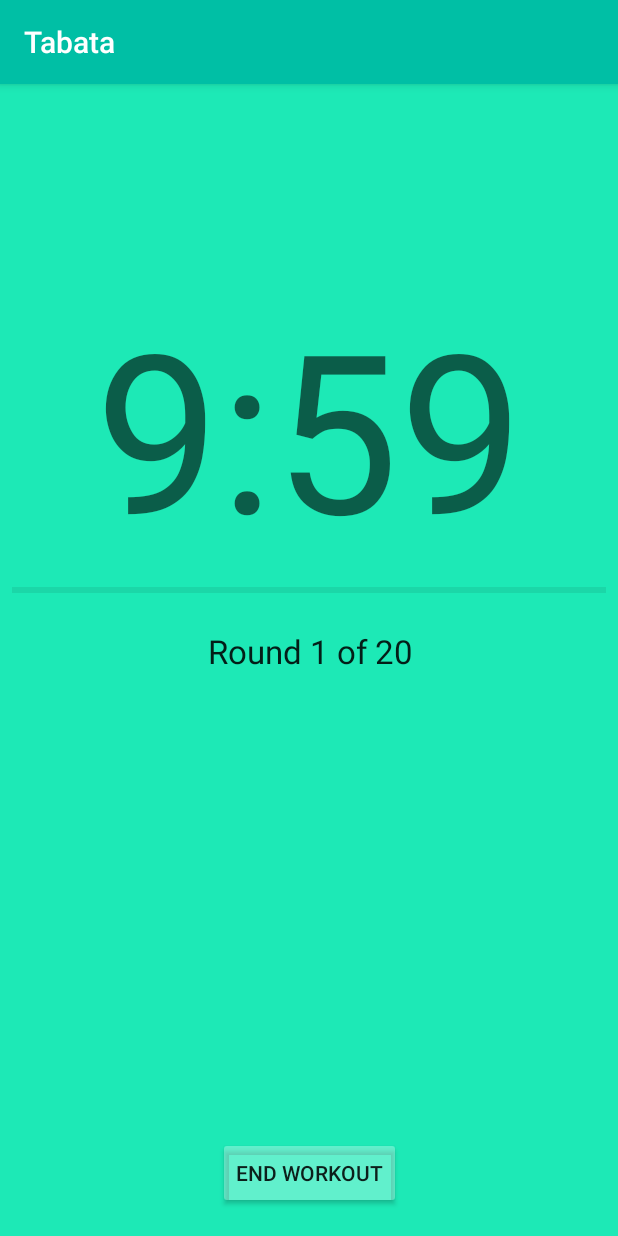
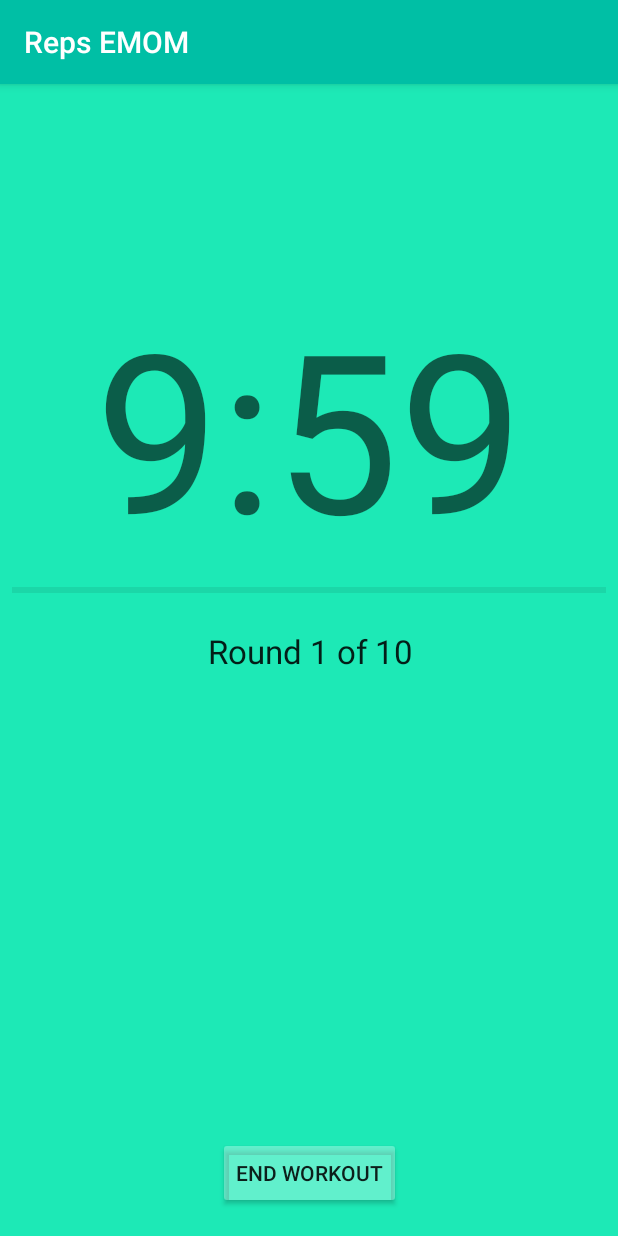
Before and after one commit to danielpape/EMOM, an Android app: the SetUpRepsEMOMActivity screen opened directly, with no data from a screen before it, after a tap on "START WORKOUT", on a phone screen of 412 x 824 dp. Run offline under Robolectric (Android 15) with nearby library versions, the phone set to English and light mode, and no system bars; libraries missing offline, so code that uses them is left out: com.google.android.gms; 4 statements that could not run were skipped.

```diff
--- a/app/src/main/AndroidManifest.xml
+++ b/app/src/main/AndroidManifest.xml
@@ -27,7 +27,7 @@
                 android:resource="@xml/shortcuts" />
         </activity>
         <activity
-            android:name=".WorkoutActivity"
+            android:name=".EMOMWorkoutActivity"
             android:configChanges="keyboard|keyboardHidden|orientation|screenSize"
             android:label="EMOM Workout" />
         <activity
@@ -51,6 +51,10 @@
             android:configChanges="keyboard|keyboardHidden|orientation|screenSize"
             android:label="Tabata" />
         <activity
+            android:name=".repsEMOMWorkoutActivity"
+            android:configChanges="keyboard|keyboardHidden|orientation|screenSize"
+            android:label="Reps EMOM" />
+        <activity
             android:name=".SetUpIntervalEMOMActivity"
             android:configChanges="keyboard|keyboardHidden|orientation|screenSize"
             android:label="Set up Interval EMOM" />
--- a/app/src/main/java/com/danielpape/EMOM/WorkoutActivity.java
+++ b/app/src/main/java/com/danielpape/EMOM/EMOMWorkoutActivity.java
@@ -13,7 +13,7 @@ import android.widget.TextView;
 import android.content.res.Configuration;
 import android.view.WindowManager;
 
-public class WorkoutActivity extends AppCompatActivity {
+public class EMOMWorkoutActivity extends AppCompatActivity {
 
     TextView countdownLabel;
     TextView roundTextView;
--- a/app/src/main/java/com/danielpape/EMOM/SetUpRepsEMOMActivity.java
+++ b/app/src/main/java/com/danielpape/EMOM/SetUpRepsEMOMActivity.java
@@ -8,7 +8,6 @@ import android.widget.Button;
 import android.widget.SeekBar;
 import android.widget.TextView;
 import android.content.Intent;
-import android.app.Application;
 
 import com.google.android.gms.analytics.HitBuilders;
 import com.google.android.gms.analytics.Tracker;
@@ -34,7 +33,7 @@ public class SetUpRepsEMOMActivity extends AppCompatActivity {
                 .setAction("Start Reps Workout")
                 .build());
 
-        Intent intent = new Intent(getBaseContext(), TabataActivity.class);
+        Intent intent = new Intent(getBaseContext(), repsEMOMWorkoutActivity.class);
 //        intent.putExtra("workoutLength", timeSlider.getProgress());
 //        intent.putExtra("restTime", restTime);
 //        intent.putExtra("roundTime", roundTime);
--- /dev/null
+++ b/app/src/main/java/com/danielpape/EMOM/repsEMOMWorkoutActivity.java
@@ -0,0 +1,150 @@
+package com.danielpape.EMOM;
+
+import android.content.Intent;
+import android.graphics.Color;
+import android.media.MediaPlayer;
+import android.os.CountDownTimer;
+import android.support.v7.app.AppCompatActivity;
+import android.os.Bundle;
+import android.view.View;
+import android.widget.Button;
+import android.widget.ProgressBar;
+import android.widget.TextView;
+import android.content.res.Configuration;
+import android.view.WindowManager;
+
+public class repsEMOMWorkoutActivity extends AppCompatActivity {
+
+    TextView countdownLabel;
+    TextView roundTextView;
+    TextView workRestTextView;
+    Boolean counterIsActive = false;
+    CountDownTimer countDownTimer;
+    ProgressBar periodProgressBar;
+    Integer workoutLength;
+    Integer minutes;
+    Integer seconds;
+    Integer currentRound;
+    Integer progress = 1;
+
+    public void endWorkout (View view){
+        countDownTimer.cancel();
+        Intent intent = new Intent(getBaseContext(), SetUpIntervalEMOMActivity.class);
+        startActivity(intent);
+
+    }
+
+    public void updateTimer(int secondsLeft) {
+        if(seconds == 00 || seconds == 59 || seconds == 58 || seconds == 57){
+            View view = this.getWindow().getDecorView();
+            view.setBackgroundColor(Color.rgb(29,233,182));
+            periodProgressBar.setMax(60);
+            if (seconds == 0 && currentRound == 1) {
+                periodProgressBar.setProgress(0);
+            }else {
+                periodProgressBar.setProgress(60 - seconds);
+            }
+        }
+        else if(seconds >= 2){
+            View view = this.getWindow().getDecorView();
+            view.setBackgroundColor(Color.rgb(29,233,182));
+            periodProgressBar.setMax(60);
+            periodProgressBar.setProgress(60-seconds);
+        }
+
+        minutes = (int)secondsLeft / 60;
+        seconds = secondsLeft - minutes * 60;
+
+        String minuteString = Integer.toString(minutes);
+        String secondString = Integer.toString(seconds);
+
+        if (seconds <= 9){
+            secondString = "0" + secondString;
+        }
+
+        countdownLabel.setText(minuteString+":"+secondString);
+
+    }
+
+    public void controlCountdown (){
+        MediaPlayer mPlayer = MediaPlayer.create(getApplicationContext(), R.raw.workoutstarted);
+        mPlayer.start();
+
+        periodProgressBar.setProgress(0);
+
+        countDownTimer = new CountDownTimer(workoutLength * 1000 + 100, 1000) {
+
+            @Override
+            public void onTick(long l) {
+
+                updateTimer((int) l / 1000);
+
+                currentRound = (workoutLength/60)-minutes;
+                if (currentRound  == 0){
+                    currentRound = 1;
+                }
+                roundTextView.setText("Round "+currentRound+" of "+(workoutLength/60));
+
+                if (seconds == 3) {
+                    MediaPlayer mPlayer = MediaPlayer.create(getApplicationContext(), R.raw.countdownbegin);
+                    mPlayer.start();
+                } else if((minutes == 0) && (seconds == 0)) {
+                    MediaPlayer mPlayer = MediaPlayer.create(getApplicationContext(), R.raw.countdownworkoutcomplete);
+                    mPlayer.start();
+                    finish();
+                }
+
+            }
+
+            @Override
+            public void onFinish() {
+                finish();
+
+            }
+        }.start();
+    }
+
+    @Override
+    protected void onCreate(Bundle savedInstanceState) {
+        super.onCreate(savedInstanceState);
+        setContentView(R.layout.activity_workout);
+
+        countdownLabel = (TextView)findViewById(R.id.countdownLabel);
+        roundTextView = (TextView)findViewById(R.id.roundTextView);
+        periodProgressBar = (ProgressBar)findViewById(R.id.periodProgressBar);
+        Button endWorkoutButton = (Button)findViewById(R.id.endWorkoutButton);
+
+        workoutLength = getIntent().getIntExtra("workoutLength",600);
+        System.out.print("Workout length is: "+workoutLength);
+        minutes = workoutLength / 60;
+        seconds = 0;
+        System.out.print("processed workout length is: "+minutes+":"+seconds);
+        countdownLabel.setText((workoutLength/60)+":00");
+
+        currentRound = (workoutLength/60)-minutes+1;
+        if (currentRound  == 0){
+            currentRound = 1;
+        }
+
+        roundTextView.setText("Round "+currentRound+" of "+(workoutLength/60));
+        periodProgressBar.setMax(60);
+        periodProgressBar.setProgress(0);
+
+        controlCountdown();
+
+    }
+
+    @Override
+    protected void onStop() {
+        super.onStop();
+        countDownTimer.cancel();
+    }
+
+    @Override
+    public void onConfigurationChanged(Configuration newConfig) {
+        super.onConfigurationChanged(newConfig);
+        getWindow().setFlags(WindowManager.LayoutParams.FLAG_FULLSCREEN,
+                WindowManager.LayoutParams.FLAG_FULLSCREEN);
+    }
+
+}
--- a/app/src/main/res/layout-land/activity_workout.xml
+++ b/app/src/main/res/layout-land/activity_workout.xml
@@ -5,7 +5,7 @@
     android:layout_width="match_parent"
     android:layout_height="match_parent"
     android:keepScreenOn="true"
-    tools:context="com.danielpape.EMOM.WorkoutActivity">
+    tools:context="com.danielpape.EMOM.EMOMWorkoutActivity">
 
     <TextView
         android:id="@+id/countdownLabel"
--- a/app/src/main/res/layout/activity_mainoptions.xml
+++ b/app/src/main/res/layout/activity_mainoptions.xml
@@ -27,7 +27,7 @@
         android:layout_marginLeft="8dp"
         android:layout_marginRight="8dp"
         android:layout_marginBottom="8dp"
-        android:layout_marginTop="-32dp"
+        android:layout_marginTop="-64dp"
         app:cardBackgroundColor="@color/cardview_light_background"
         app:cardCornerRadius="2dp"
         app:cardElevation="2dp"
--- a/app/src/main/res/layout/activity_workout.xml
+++ b/app/src/main/res/layout/activity_workout.xml
@@ -5,7 +5,7 @@
     android:layout_width="match_parent"
     android:layout_height="match_parent"
     android:keepScreenOn="true"
-    tools:context="com.danielpape.EMOM.WorkoutActivity">
+    tools:context="com.danielpape.EMOM.EMOMWorkoutActivity">
 
     <TextView
         android:id="@+id/countdownLabel"
```
Also changed, not shown: app/src/main/res/layout/activity_setup_reps_emom.xml (+13 -0 lines), app/src/main/res/layout/activity_setup_tabata_workout.xml (+15 -0 lines).
